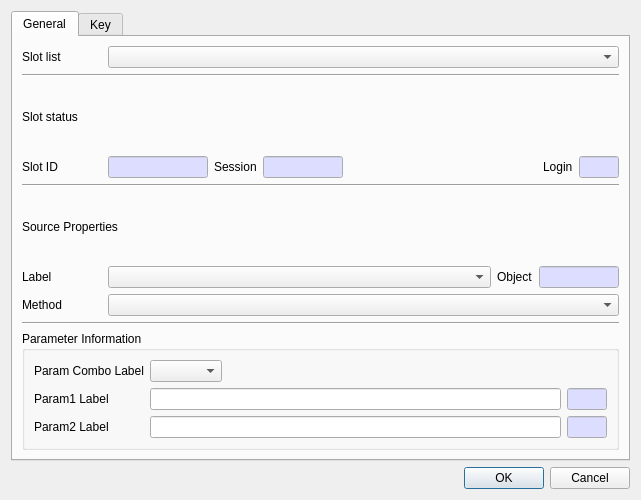
Before: the Qt Designer form CryptokiMan/derive_key_dlg.ui in jykim74/CryptokiMan, drawn with Qt 5.
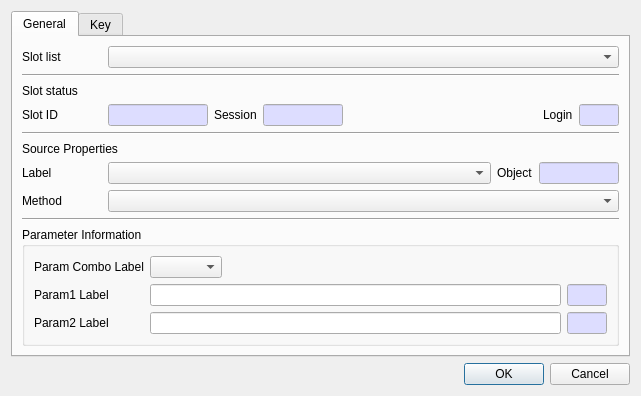
After: the same form once the commit is applied.

```diff
--- a/CryptokiMan/derive_key_dlg.ui
+++ b/CryptokiMan/derive_key_dlg.ui
@@ -7,7 +7,7 @@
     <x>0</x>
     <y>0</y>
     <width>641</width>
-    <height>500</height>
+    <height>374</height>
    </rect>
   </property>
   <property name="windowTitle">
```
